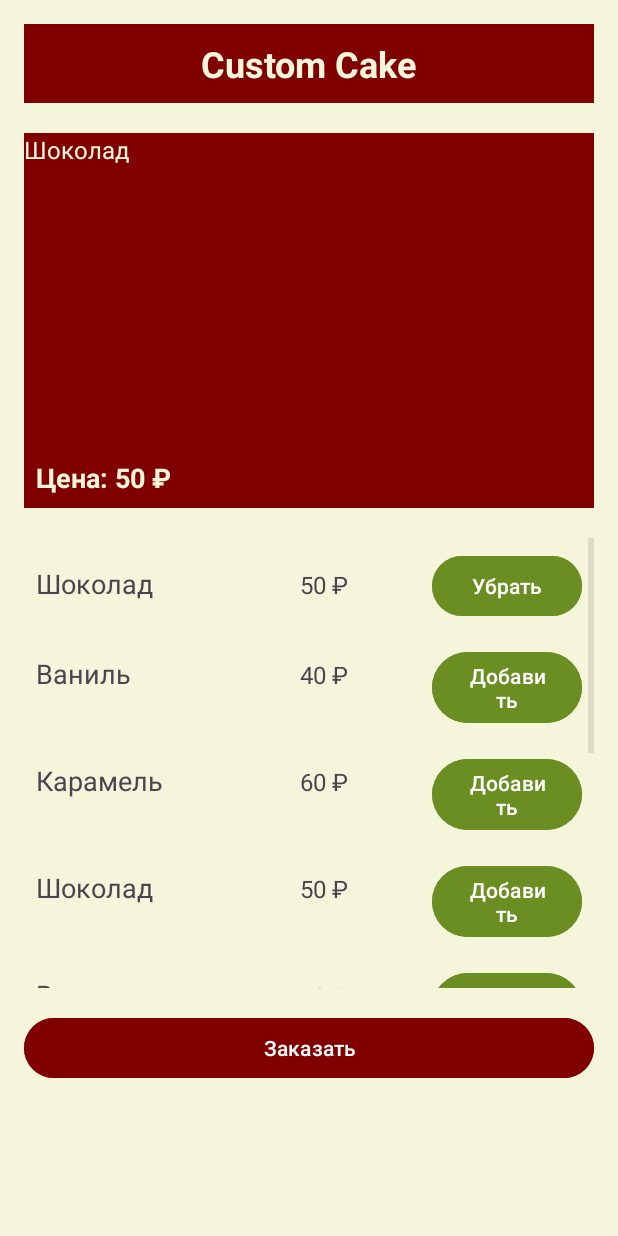
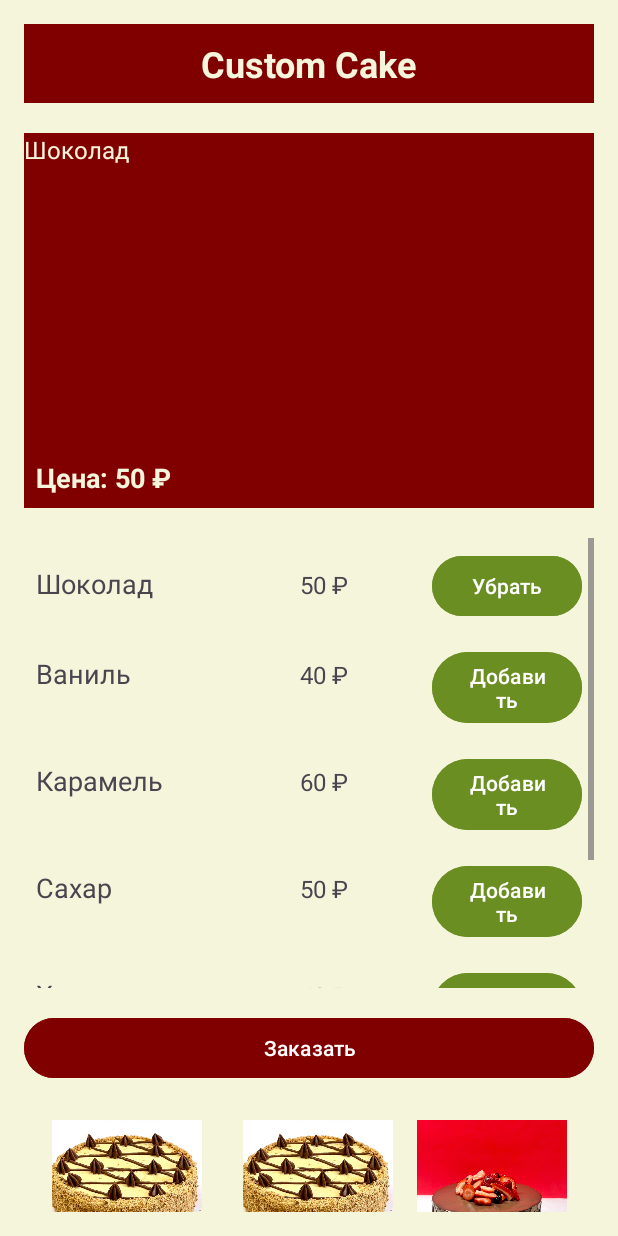
Before and after one commit to Griart135/CakesProject, an Android app: the CustomActivity screen opened directly, with no data from a screen before it, after a tap on "Добавить", on a phone screen of 412 x 824 dp. Run offline under Robolectric (Android 15) with nearby library versions, the phone set to English and light mode, and no system bars.

Commit message:
filter for customing

```diff
--- /dev/null
+++ b/app/src/main/java/com/example/afinal/Cake.java
@@ -0,0 +1,37 @@
+package com.example.afinal;
+
+import java.util.List;
+
+public class Cake {
+    private String name;
+    private int price;
+    private List<String> ingredients;
+    private int imageResId;
+
+    public Cake(String name, int imageResId, List<String> ingredients) {
+        this.name = name;
+        this.imageResId = imageResId;
+        this.ingredients = ingredients;
+    }
+
+    public Cake(String name, int price) {
+        this.name = name;
+        this.price = price;
+    }
+
+    public String getName() {
+        return name;
+    }
+
+    public int getPrice() {
+        return price;
+    }
+
+    public List<String> getIngredients() {
+        return ingredients;
+    }
+
+    public int getImageResId() {
+        return imageResId;
+    }
+}
--- /dev/null
+++ b/app/src/main/java/com/example/afinal/CakeAdapter.java
@@ -0,0 +1,78 @@
+package com.example.afinal;
+
+import android.view.LayoutInflater;
+import android.view.View;
+import android.view.ViewGroup;
+import android.widget.ImageView;
+import android.widget.TextView;
+import androidx.annotation.NonNull;
+import androidx.recyclerview.widget.RecyclerView;
+import java.util.List;
+
+public class CakeAdapter extends RecyclerView.Adapter<CakeAdapter.CakeViewHolder> {
+    private List<Cake> cakes;
+
+    public CakeAdapter(List<Cake> cakes) {
+        this.cakes = cakes;
+    }
+
+    @NonNull
+    @Override
+    public CakeViewHolder onCreateViewHolder(@NonNull ViewGroup parent, int viewType) {
+        View view = LayoutInflater.from(parent.getContext()).inflate(R.layout.cake_item, parent, false);
+        return new CakeViewHolder(view);
+    }
+
+    @Override
+    public void onBindViewHolder(@NonNull CakeViewHolder holder, int position) {
+        Cake cake = cakes.get(position);
+        if (cake != null) {
+            holder.cakeName.setText(cake.getName());
+            holder.cakeImage.setImageResource(cake.getImageResId());
+        }
+    }
+
+    @Override
+    public int getItemCount() {
+        return cakes != null ? cakes.size() : 0;
+    }
+
+    public void updateCakes(List<Cake> cakes) {
+        if (cakes != null) {
+            this.cakes = cakes;
+            notifyDataSetChanged();
+        }
+    }
+
+    public void addCake(Cake cake) {
+        if (cake != null) {
+            cakes.add(cake);
+            notifyItemInserted(cakes.size() - 1);
+        }
+    }
+
+    public void removeCake(int position) {
+        if (position >= 0 && position < cakes.size()) {
+            cakes.remove(position);
+            notifyItemRemoved(position);
+        }
+    }
+
+    public void clearCakes() {
+        if (cakes != null && !cakes.isEmpty()) {
+            cakes.clear();
+            notifyDataSetChanged();
+        }
+    }
+
+    public static class CakeViewHolder extends RecyclerView.ViewHolder {
+        TextView cakeName;
+        ImageView cakeImage;
+
+        public CakeViewHolder(View itemView) {
+            super(itemView);
+            cakeName = itemView.findViewById(R.id.cake_name);
+            cakeImage = itemView.findViewById(R.id.cake_image);
+        }
+    }
+}
--- a/app/src/main/java/com/example/afinal/CustomActivity.java
+++ b/app/src/main/java/com/example/afinal/CustomActivity.java
@@ -12,14 +12,29 @@ import androidx.appcompat.app.AppCompatActivity;
 import androidx.recyclerview.widget.LinearLayoutManager;
 import androidx.recyclerview.widget.RecyclerView;
 
+import java.util.ArrayList;
 import java.util.Arrays;
 import java.util.List;
+import java.util.stream.Collectors;
 
 public class CustomActivity extends AppCompatActivity {
     private LinearLayout ingredientsContainer;
     private TextView totalPriceText;
     private int totalPrice = 0;
     private Button orderButton;
+    private RecyclerView cakesRecyclerView;
+    private CakeAdapter cakeAdapter;
+
+    private List<String> selectedIngredients = new ArrayList<>();
+    private List<Cake> cakeList = Arrays.asList(
+            new Cake("Шоколадный торт", R.drawable.nostalgy, Arrays.asList("Шоколад", "Мука", "Сахар")),
+            new Cake("Ванильный торт", R.drawable.cheesecake, Arrays.asList("Ваниль", "Мука", "Сахар")),
+            new Cake("Карамельный торт", R.drawable.choco_straw1, Arrays.asList("Карамель", "Мука", "Сахар")),
+            new Cake("Медовик", R.drawable.nostalgy, Arrays.asList("Шоколад", "Мука", "Сахар")),
+            new Cake("Сахарный диабет торт", R.drawable.cheesecake, Arrays.asList("Ваниль", "Мука", "Сахар")),
+            new Cake("Просто торт", R.drawable.choco_straw1, Arrays.asList("Мед","Карамель","Сахар",
+                    "Хориз", "Мука", "Шоколад", "Ваниль"))
+    );
 
     @Override
     protected void onCreate(Bundle savedInstanceState) {
@@ -29,6 +44,7 @@ public class CustomActivity extends AppCompatActivity {
         ingredientsContainer = findViewById(R.id.ingredients_container);
         totalPriceText = findViewById(R.id.total_price);
         orderButton = findViewById(R.id.btn_order);
+        cakesRecyclerView = findViewById(R.id.cakes_recycler_view);
 
         orderButton.setOnClickListener(v -> {
             Intent intent = new Intent(CustomActivity.this, OrderActivity.class);
@@ -40,21 +56,25 @@ public class CustomActivity extends AppCompatActivity {
                 new Ingredient("Шоколад", 50),
                 new Ingredient("Ваниль", 40),
                 new Ingredient("Карамель", 60),
-                new Ingredient("Шоколад", 50),
-                new Ingredient("Ваниль", 40),
-                new Ingredient("Карамель", 60),
-                new Ingredient("Шоколад", 50),
-                new Ingredient("Ваниль", 40),
-                new Ingredient("Карамель", 60)
+                new Ingredient("Сахар", 50),
+                new Ingredient("Хориз", 40),
+                new Ingredient("Мед", 60)
         );
 
         IngredientAdapter adapter = new IngredientAdapter(ingredients, this::updateCakePreview);
         ingredientsList.setAdapter(adapter);
         ingredientsList.setLayoutManager(new LinearLayoutManager(this));
+
+        cakeAdapter = new CakeAdapter(new ArrayList<>());
+        cakesRecyclerView.setLayoutManager(new LinearLayoutManager(this, LinearLayoutManager.HORIZONTAL, false));
+        cakesRecyclerView.setAdapter(cakeAdapter);
+
+        cakesRecyclerView.post(() -> cakesRecyclerView.scrollToPosition(0));
     }
 
     private void updateCakePreview(Ingredient ingredient, boolean isAdding) {
         if (isAdding) {
+            selectedIngredients.add(ingredient.getName());
             TextView ingredientView = new TextView(this);
             ingredientView.setText(ingredient.getName());
             ingredientView.setTextSize(16);
@@ -62,9 +82,10 @@ public class CustomActivity extends AppCompatActivity {
             ingredientsContainer.addView(ingredientView);
             totalPrice += ingredient.getPrice();
         } else {
+            selectedIngredients.remove(ingredient.getName());
             for (int i = 0; i < ingredientsContainer.getChildCount(); i++) {
                 View view = ingredientsContainer.getChildAt(i);
-                if (view instanceof TextView && ingredient.getName().equals(view.getTag())) {
+                if (view instanceof TextView && ingredient.getName().equals(((TextView) view).getText().toString())) {
                     ingredientsContainer.removeView(view);
                     break;
                 }
@@ -72,5 +93,15 @@ public class CustomActivity extends AppCompatActivity {
             totalPrice -= ingredient.getPrice();
         }
         totalPriceText.setText("Цена: " + totalPrice + " ₽");
+
+        filterCakesByIngredients();
+    }
+
+    private void filterCakesByIngredients() {
+        List<Cake> filteredCakes = cakeList.stream()
+                .filter(cake -> selectedIngredients.isEmpty() ||
+                        selectedIngredients.stream().allMatch(ingredient -> cake.getIngredients().contains(ingredient)))
+                .collect(Collectors.toList());
+        cakeAdapter.updateCakes(filteredCakes);
     }
 }
--- a/app/src/main/java/com/example/afinal/IngredientAdapter.java
+++ b/app/src/main/java/com/example/afinal/IngredientAdapter.java
@@ -7,9 +7,10 @@ import android.widget.Button;
 import android.widget.TextView;
 import androidx.annotation.NonNull;
 import androidx.recyclerview.widget.RecyclerView;
+
 import java.util.List;
+import java.util.HashSet;
 import java.util.Set;
-import java.util.HashSet;
 
 public class IngredientAdapter extends RecyclerView.Adapter<IngredientAdapter.IngredientViewHolder> {
 
@@ -38,6 +39,7 @@ public class IngredientAdapter extends RecyclerView.Adapter<IngredientAdapter.In
         Ingredient ingredient = ingredients.get(position);
         boolean isSelected = selectedIngredients.contains(ingredient);
 
+        if (ingredient != null) {
             holder.ingredientName.setText(ingredient.getName());
             holder.ingredientPrice.setText(ingredient.getPrice() + " ₽");
             holder.actionButton.setText(isSelected ? "Убрать" : "Добавить");
@@ -50,8 +52,13 @@ public class IngredientAdapter extends RecyclerView.Adapter<IngredientAdapter.In
                     selectedIngredients.add(ingredient);
                     listener.onIngredientChange(ingredient, true);
                 }
-            notifyDataSetChanged();
+                notifyItemChanged(position);
             });
+        } else {
+            holder.ingredientName.setText("Неизвестный ингредиент");
+            holder.ingredientPrice.setText("0 ₽");
+            holder.actionButton.setText("Добавить");
+        }
     }
 
     @Override
--- a/app/src/main/res/layout/activity_piece.xml
+++ b/app/src/main/res/layout/activity_piece.xml
@@ -78,4 +78,14 @@
         app:layout_constraintEnd_toEndOf="parent"
         android:layout_marginTop="16dp"/>
 
+    <androidx.recyclerview.widget.RecyclerView
+        android:id="@+id/cakes_recycler_view"
+        android:layout_width="match_parent"
+        android:layout_height="wrap_content"
+        android:layout_marginTop="16dp"
+        android:paddingBottom="10dp"
+        app:layout_constraintTop_toBottomOf="@id/btn_order"
+        app:layout_constraintStart_toStartOf="parent"
+        app:layout_constraintEnd_toEndOf="parent"
+        android:scrollbars="horizontal"/>
 </androidx.constraintlayout.widget.ConstraintLayout>
--- /dev/null
+++ b/app/src/main/res/layout/cake_item.xml
@@ -0,0 +1,23 @@
+<?xml version="1.0" encoding="utf-8"?>
+<LinearLayout xmlns:android="http://schemas.android.com/apk/res/android"
+    android:layout_width="wrap_content"
+    android:layout_height="wrap_content"
+    android:orientation="vertical"
+    android:padding="8dp"
+    android:gravity="center">
+
+    <ImageView
+        android:id="@+id/cake_image"
+        android:layout_width="100dp"
+        android:layout_height="100dp"
+        android:scaleType="centerCrop"/>
+
+    <TextView
+        android:id="@+id/cake_name"
+        android:layout_width="wrap_content"
+        android:layout_height="wrap_content"
+        android:textSize="14sp"
+        android:textStyle="bold"
+        android:textColor="#800000"
+        android:gravity="center"/>
+</LinearLayout>
```
Also changed, not shown: app/src/main/java/com/example/afinal/Ingredient.java (line endings or trailing spaces). Lines whose indentation alone changed are shown as unchanged.
